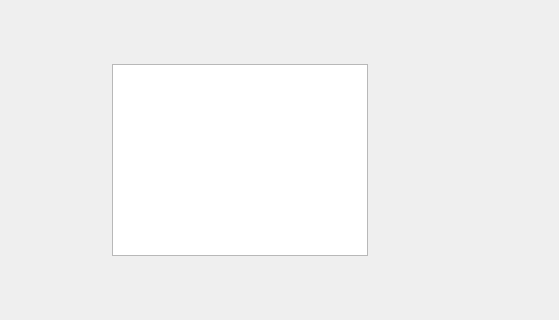
This is setting.ui in MohammadOshkooh/MediaPlayer as Qt 5 draws it before an edit; both pictures show x 98 to 657 and y 96 to 416 of the 657 by 561 pixel window. The edited form follows.
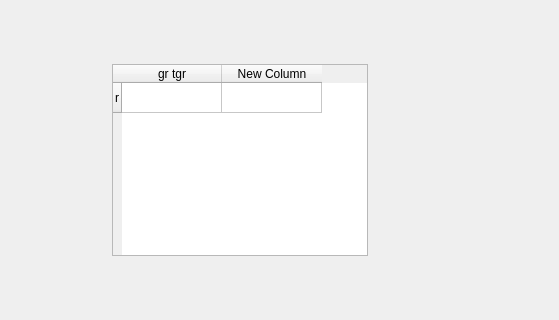
This is the edited form.

```diff
--- a/setting.ui
+++ b/setting.ui
@@ -25,6 +25,21 @@
    <property name="editTriggers">
     <set>QAbstractItemView::NoEditTriggers</set>
    </property>
+   <row>
+    <property name="text">
+     <string>r</string>
+    </property>
+   </row>
+   <column>
+    <property name="text">
+     <string>gr tgr</string>
+    </property>
+   </column>
+   <column>
+    <property name="text">
+     <string>New Column</string>
+    </property>
+   </column>
   </widget>
  </widget>
  <resources/>
```
